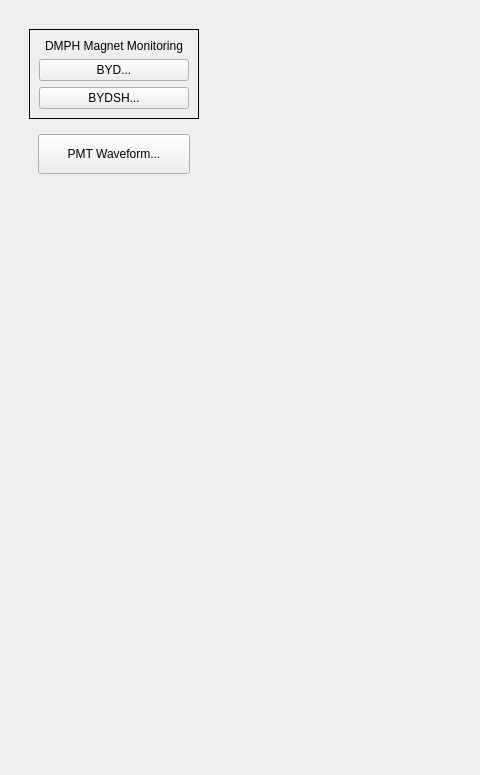
Old version of the form dmph_main.ui in the repository ad-build-test/pydm-mps; both pictures show x 0 to 480 and y 0 to 775 of the 1191 by 775 pixel window.
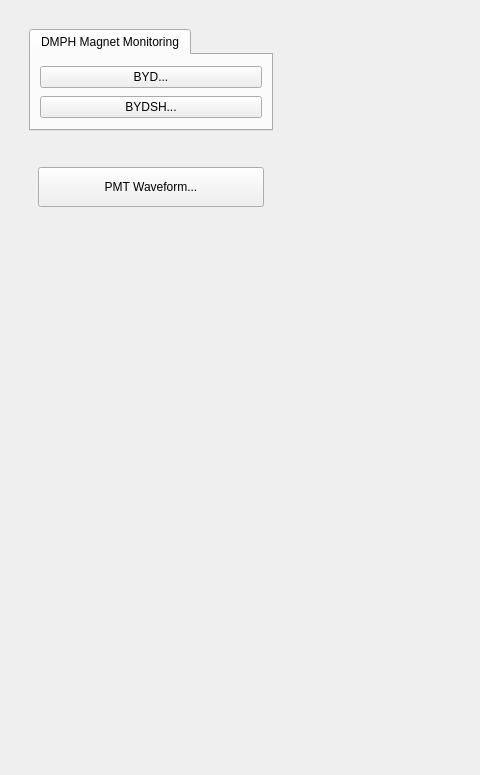
New version of the form. Custom widgets are drawn as their Qt base class.

```diff
--- a/dmph_main.ui
+++ b/dmph_main.ui
@@ -22,7 +22,7 @@
      <property name="frameShadow">
       <enum>QFrame::Raised</enum>
      </property>
-     <layout class="QGridLayout" name="gridLayout_5">
+     <layout class="QGridLayout" name="gridLayout_5" columnstretch="1,3,0">
       <item row="0" column="2">
        <widget class="QFrame" name="frame_4">
         <property name="frameShape">
@@ -90,87 +90,7 @@
         <property name="frameShadow">
          <enum>QFrame::Raised</enum>
         </property>
-        <layout class="QGridLayout" name="gridLayout_3">
-         <item row="0" column="0">
-          <widget class="QFrame" name="frame">
-           <property name="frameShape">
-            <enum>QFrame::Box</enum>
-           </property>
-           <property name="frameShadow">
-            <enum>QFrame::Plain</enum>
-           </property>
-           <layout class="QGridLayout" name="gridLayout">
-            <item row="0" column="0">
-             <widget class="QLabel" name="label">
-              <property name="text">
-               <string>DMPH Magnet Monitoring</string>
-              </property>
-              <property name="alignment">
-               <set>Qt::AlignCenter</set>
-              </property>
-             </widget>
-            </item>
-            <item row="1" column="0">
-             <widget class="PyDMEDMDisplayButton" name="PyDMEDMDisplayButton">
-              <property name="minimumSize">
-               <size>
-                <width>150</width>
-                <height>20</height>
-               </size>
-              </property>
-              <property name="toolTip">
-               <string/>
-              </property>
-              <property name="text">
-               <string>BYD...</string>
-              </property>
-              <property name="filenames" stdset="0">
-               <stringlist>
-                <string>mps_byk_new</string>
-               </stringlist>
-              </property>
-              <property name="showIcon" stdset="0">
-               <bool>false</bool>
-              </property>
-              <property name="macros" stdset="0">
-               <stringlist>
-                <string>P=BEND:DMPH:400,DEVICE=BYD</string>
-               </stringlist>
-              </property>
-             </widget>
-            </item>
-            <item row="2" column="0">
-             <widget class="PyDMEDMDisplayButton" name="PyDMEDMDisplayButton_2">
-              <property name="minimumSize">
-               <size>
-                <width>150</width>
-                <height>20</height>
-               </size>
-              </property>
-              <property name="toolTip">
-               <string/>
-              </property>
-              <property name="text">
-               <string>BYDSH...</string>
-              </property>
-              <property name="filenames" stdset="0">
-               <stringlist>
-                <string>mps_byk_new</string>
-               </stringlist>
-              </property>
-              <property name="showIcon" stdset="0">
-               <bool>false</bool>
-              </property>
-              <property name="macros" stdset="0">
-               <stringlist>
-                <string>P=BEND:DMPH:395,DEVICE=BYDSH</string>
-               </stringlist>
-              </property>
-             </widget>
-            </item>
-           </layout>
-          </widget>
-         </item>
+        <layout class="QGridLayout" name="gridLayout_3" rowstretch="1,1,5">
          <item row="1" column="0">
           <widget class="QFrame" name="frame_2">
            <property name="frameShape">
@@ -228,6 +148,78 @@
            </property>
           </spacer>
          </item>
+         <item row="0" column="0">
+          <widget class="QTabWidget" name="tabWidget">
+           <property name="currentIndex">
+            <number>0</number>
+           </property>
+           <widget class="QWidget" name="tab_4">
+            <attribute name="title">
+             <string>DMPH Magnet Monitoring</string>
+            </attribute>
+            <layout class="QGridLayout" name="gridLayout_7">
+             <item row="0" column="0">
+              <widget class="PyDMEDMDisplayButton" name="PyDMEDMDisplayButton">
+               <property name="minimumSize">
+                <size>
+                 <width>150</width>
+                 <height>20</height>
+                </size>
+               </property>
+               <property name="toolTip">
+                <string/>
+               </property>
+               <property name="text">
+                <string>BYD...</string>
+               </property>
+               <property name="filenames" stdset="0">
+                <stringlist>
+                 <string>mps_byk_new</string>
+                </stringlist>
+               </property>
+               <property name="showIcon" stdset="0">
+                <bool>false</bool>
+               </property>
+               <property name="macros" stdset="0">
+                <stringlist>
+                 <string>P=BEND:DMPH:400,DEVICE=BYD</string>
+                </stringlist>
+               </property>
+              </widget>
+             </item>
+             <item row="1" column="0">
+              <widget class="PyDMEDMDisplayButton" name="PyDMEDMDisplayButton_2">
+               <property name="minimumSize">
+                <size>
+                 <width>150</width>
+                 <height>20</height>
+                </size>
+               </property>
+               <property name="toolTip">
+                <string/>
+               </property>
+               <property name="text">
+                <string>BYDSH...</string>
+               </property>
+               <property name="filenames" stdset="0">
+                <stringlist>
+                 <string>mps_byk_new</string>
+                </stringlist>
+               </property>
+               <property name="showIcon" stdset="0">
+                <bool>false</bool>
+               </property>
+               <property name="macros" stdset="0">
+                <stringlist>
+                 <string>P=BEND:DMPH:395,DEVICE=BYDSH</string>
+                </stringlist>
+               </property>
+              </widget>
+             </item>
+            </layout>
+           </widget>
+          </widget>
+         </item>
         </layout>
        </widget>
       </item>
```
